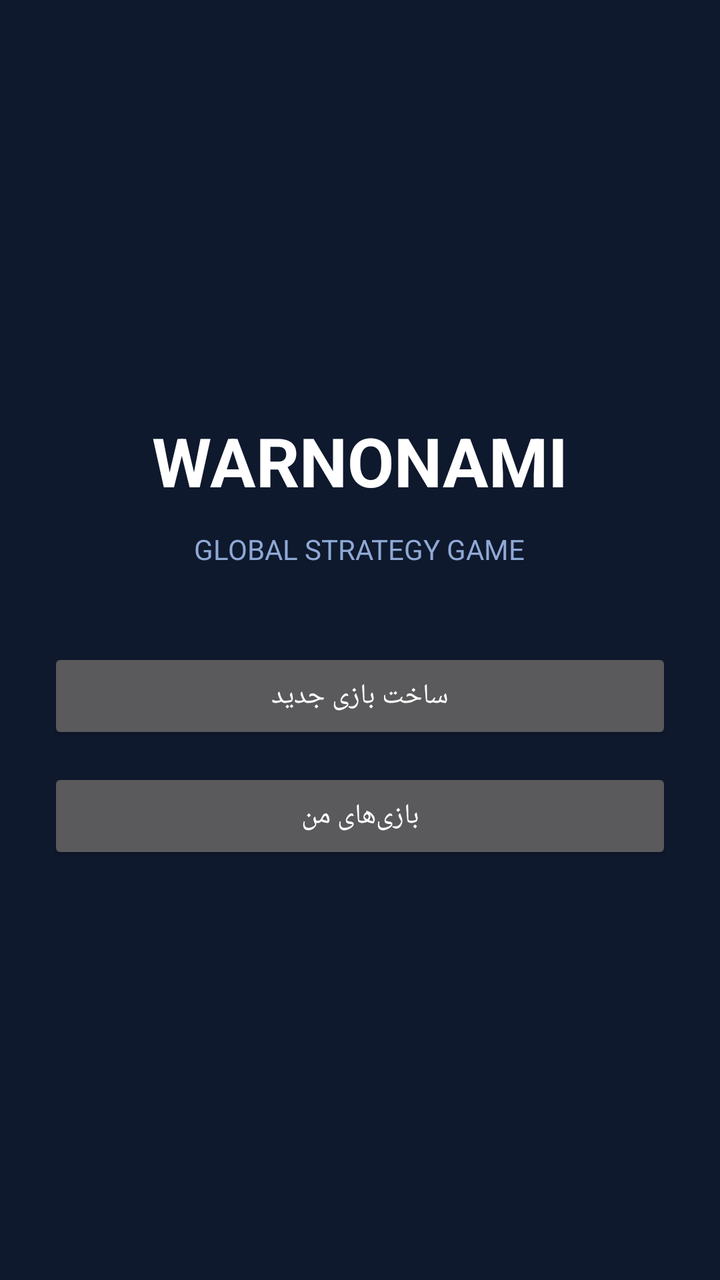
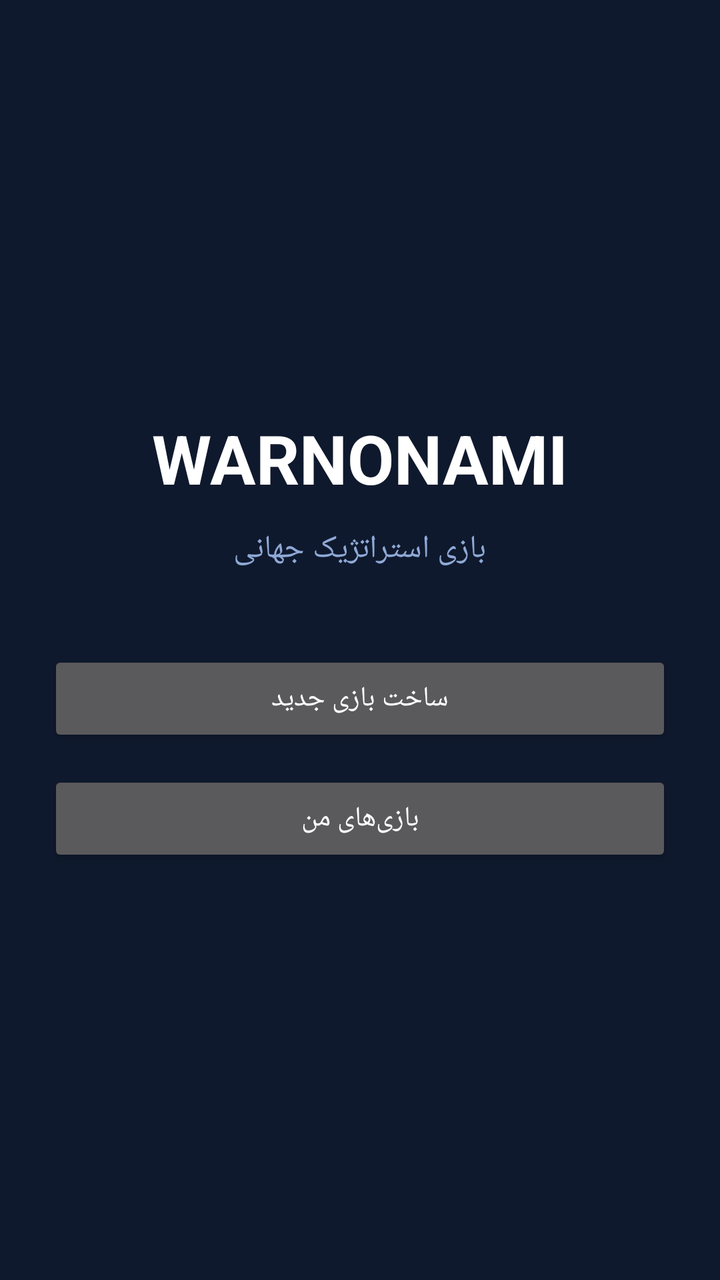

Before-and-after screenshots of an Android layout around one commit, followed by the original layout XML and the change that was made.
<!-- AndroidManifest.xml: application theme android:Theme.Material.NoActionBar -->
<!-- res/layout/activity_main.xml -->
<?xml version="1.0" encoding="utf-8"?>
<LinearLayout
    xmlns:android="http://schemas.android.com/apk/res/android"
    android:layout_width="match_parent"
    android:layout_height="match_parent"
    android:orientation="vertical"
    android:gravity="center"
    android:background="#0F192D"
    android:padding="24dp">

    <TextView
        android:layout_width="wrap_content"
        android:layout_height="wrap_content"
        android:text="WARNONAMI"
        android:textColor="#FFFFFF"
        android:textSize="34sp"
        android:textStyle="bold"
        android:layout_marginBottom="12dp"/>

    <TextView
        android:layout_width="wrap_content"
        android:layout_height="wrap_content"
        android:text="GLOBAL STRATEGY GAME"
        android:textColor="#8FA9D6"
        android:textSize="14sp"
        android:layout_marginBottom="40dp"/>

    <Button
        android:layout_width="match_parent"
        android:layout_height="wrap_content"
        android:text="ساخت بازی جدید"/>

    <Button
        android:layout_width="match_parent"
        android:layout_height="wrap_content"
        android:text="بازی‌های من"
        android:layout_marginTop="12dp"/>

</LinearLayout>
<!-- resources referenced by this layout -->
<resources>

</resources>

<!-- the commit's change to res/layout/activity_main.xml (unified diff, before → after) -->
@@ -11,7 +11,7 @@
     <TextView
         android:layout_width="wrap_content"
         android:layout_height="wrap_content"
-        android:text="WARNONAMI"
+        android:text="@string/game_title"
         android:textColor="#FFFFFF"
         android:textSize="34sp"
         android:textStyle="bold"
@@ -20,20 +20,22 @@
     <TextView
         android:layout_width="wrap_content"
         android:layout_height="wrap_content"
-        android:text="GLOBAL STRATEGY GAME"
+        android:text="@string/game_subtitle"
         android:textColor="#8FA9D6"
-        android:textSize="14sp"
+        android:textSize="16sp"
         android:layout_marginBottom="40dp"/>
 
     <Button
+        android:id="@+id/button_new_game"
         android:layout_width="match_parent"
         android:layout_height="wrap_content"
-        android:text="ساخت بازی جدید"/>
+        android:text="@string/new_game"/>
 
     <Button
+        android:id="@+id/button_my_games"
         android:layout_width="match_parent"
         android:layout_height="wrap_content"
-        android:text="بازی‌های من"
+        android:text="@string/my_games"
         android:layout_marginTop="12dp"/>
 
 </LinearLayout>
<!-- resource entries referenced after the edit -->
@@ -1,5 +1,8 @@
 <!-- resources referenced by this layout -->
 <resources>
-
+  <string name="game_subtitle">بازی استراتژیک جهانی</string>
+  <string name="game_title">WARNONAMI</string>
+  <string name="my_games">بازی‌های من</string>
+  <string name="new_game">ساخت بازی جدید</string>
 </resources>
 
